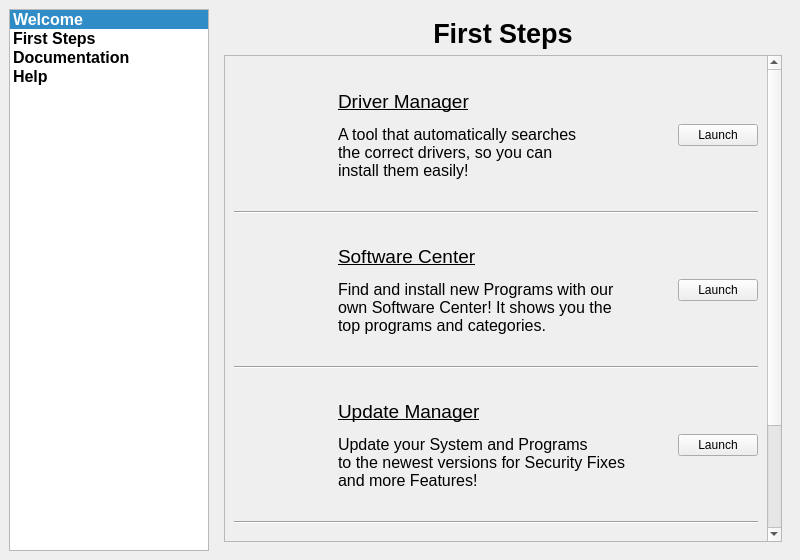
Qt form mainwindow.ui (em1lyy/welcome-screen) before a commit.
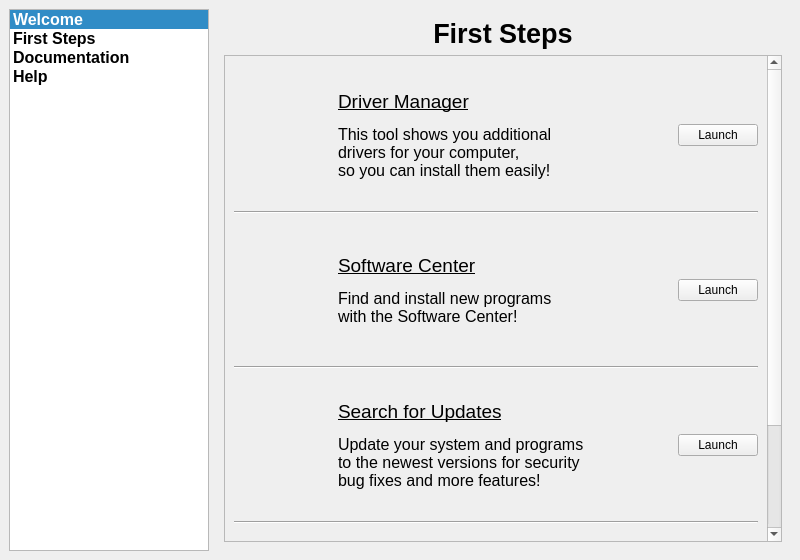
The same form after that commit. The open tabs and pages were chosen to show the change. Icons and pictures are not drawn.

```diff
--- a/mainwindow.ui
+++ b/mainwindow.ui
@@ -389,7 +389,7 @@
             <rect>
              <x>0</x>
              <y>0</y>
-             <width>541</width>
+             <width>548</width>
              <height>623</height>
             </rect>
            </property>
@@ -462,7 +462,7 @@
                  </font>
                 </property>
                 <property name="text">
-                 <string>&lt;html&gt;&lt;head/&gt;&lt;body&gt;&lt;p&gt;&lt;span style=&quot; text-decoration: underline;&quot;&gt;Driver Manager&lt;/span&gt;&lt;/p&gt;&lt;p&gt;&lt;span style=&quot; font-size:12pt;&quot;&gt;A tool that automatically searches&lt;br/&gt;the correct drivers, so you can&lt;br/&gt;install them easily!&lt;/span&gt;&lt;/p&gt;&lt;/body&gt;&lt;/html&gt;</string>
+                 <string>&lt;html&gt;&lt;head/&gt;&lt;body&gt;&lt;p&gt;&lt;span style=&quot; text-decoration: underline;&quot;&gt;Driver Manager&lt;/span&gt;&lt;/p&gt;&lt;p&gt;&lt;span style=&quot; font-size:12pt;&quot;&gt;This tool shows you additional&lt;br/&gt;drivers for your computer,&lt;br/&gt;so you can install them easily!&lt;/span&gt;&lt;/p&gt;&lt;/body&gt;&lt;/html&gt;</string>
                 </property>
                 <property name="alignment">
                  <set>Qt::AlignLeading|Qt::AlignLeft|Qt::AlignVCenter</set>
@@ -572,7 +572,7 @@
                  </font>
                 </property>
                 <property name="text">
-                 <string>&lt;html&gt;&lt;head/&gt;&lt;body&gt;&lt;p&gt;&lt;span style=&quot; text-decoration: underline;&quot;&gt;Software Center&lt;/span&gt;&lt;/p&gt;&lt;p&gt;&lt;span style=&quot; font-size:12pt;&quot;&gt;Find and install new Programs with our&lt;br/&gt;own Software Center! It shows you the&lt;br/&gt;top programs and categories.&lt;/span&gt;&lt;/p&gt;&lt;/body&gt;&lt;/html&gt;</string>
+                 <string>&lt;html&gt;&lt;head/&gt;&lt;body&gt;&lt;p&gt;&lt;span style=&quot; text-decoration: underline;&quot;&gt;Software Center&lt;/span&gt;&lt;/p&gt;&lt;p&gt;&lt;span style=&quot; font-size:12pt;&quot;&gt;Find and install new programs&lt;br/&gt;with the Software Center!&lt;/span&gt;&lt;/p&gt;&lt;/body&gt;&lt;/html&gt;</string>
                 </property>
                 <property name="alignment">
                  <set>Qt::AlignLeading|Qt::AlignLeft|Qt::AlignVCenter</set>
@@ -682,7 +682,7 @@
                  </font>
                 </property>
                 <property name="text">
-                 <string>&lt;html&gt;&lt;head/&gt;&lt;body&gt;&lt;p&gt;&lt;span style=&quot; text-decoration: underline;&quot;&gt;Update Manager&lt;/span&gt;&lt;/p&gt;&lt;p&gt;&lt;span style=&quot; font-size:12pt;&quot;&gt;Update your System and Programs&lt;br/&gt;to the newest versions for Security Fixes&lt;br/&gt;and more Features!&lt;/span&gt;&lt;/p&gt;&lt;/body&gt;&lt;/html&gt;</string>
+                 <string>&lt;html&gt;&lt;head/&gt;&lt;body&gt;&lt;p&gt;&lt;span style=&quot; text-decoration: underline;&quot;&gt;Search for Updates&lt;/span&gt;&lt;/p&gt;&lt;p&gt;&lt;span style=&quot; font-size:12pt;&quot;&gt;Update your system and programs&lt;br/&gt;to the newest versions for security&lt;br/&gt;bug fixes and more features!&lt;/span&gt;&lt;/p&gt;&lt;/body&gt;&lt;/html&gt;</string>
                 </property>
                 <property name="alignment">
                  <set>Qt::AlignLeading|Qt::AlignLeft|Qt::AlignVCenter</set>
```
Left out of the diff: 8 changed lines with no effect on the pictures.
